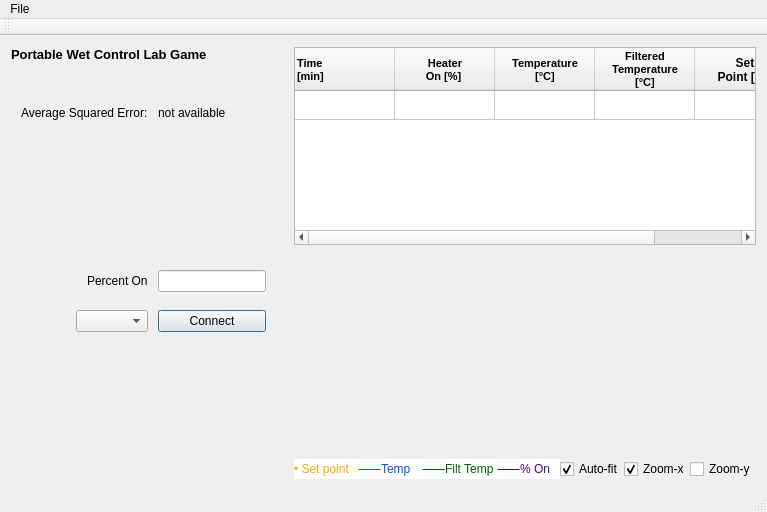
Above: mainwindow.ui from AnthonyA28/Qt-PWCL-game before the change. Below: the same form after it.
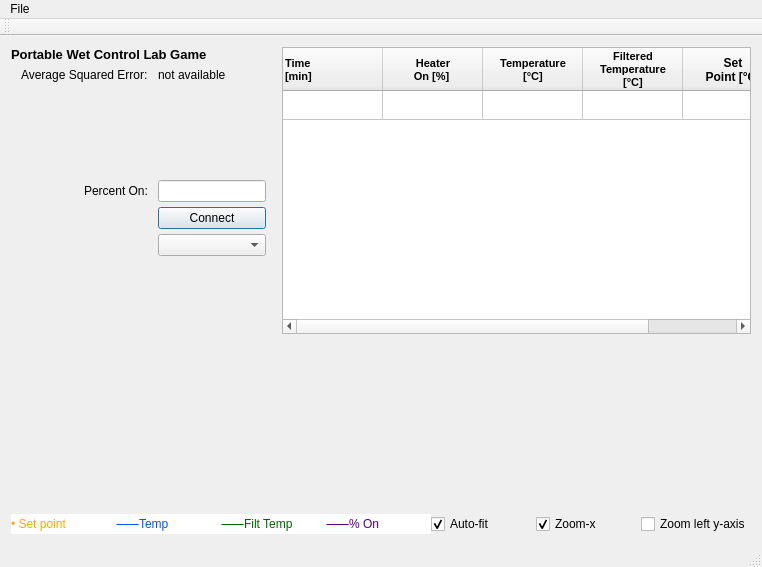
That is the form after the change. Icons and pictures are not drawn. Custom widgets are drawn as their Qt base class.

Commit message: * Added the confirm on close * Added show the arduino in the COM listing * Disable the combobox after a connection * Left align * Change the zoom-y to zoom -left y

```diff
--- a/mainwindow.ui
+++ b/mainwindow.ui
@@ -6,8 +6,8 @@
    <rect>
     <x>0</x>
     <y>0</y>
-    <width>767</width>
-    <height>512</height>
+    <width>762</width>
+    <height>567</height>
    </rect>
   </property>
   <property name="minimumSize">
@@ -24,12 +24,18 @@
     <normaloff>gator_icon.ico</normaloff>gator_icon.ico</iconset>
   </property>
   <widget class="QWidget" name="centralWidget">
-   <layout class="QHBoxLayout" name="horizontalLayout" stretch="0,1">
+   <layout class="QHBoxLayout" name="horizontalLayout" stretch="0">
     <property name="spacing">
      <number>18</number>
     </property>
     <item>
-     <layout class="QVBoxLayout" name="verticalLayout" stretch="0,0,1">
+     <layout class="QVBoxLayout" name="verticalLayout_3">
+      <item>
+       <layout class="QVBoxLayout" name="verticalLayout_2">
+        <item>
+         <layout class="QHBoxLayout" name="horizontalLayout_4">
+          <item>
+           <layout class="QVBoxLayout" name="verticalLayout" stretch="0,0,0,0">
       <item>
        <widget class="QLabel" name="label_5">
         <property name="text">
@@ -55,7 +61,7 @@
          <number>10</number>
         </property>
         <property name="verticalSpacing">
-         <number>18</number>
+               <number>5</number>
         </property>
         <property name="leftMargin">
          <number>10</number>
@@ -66,27 +72,14 @@
         <property name="bottomMargin">
          <number>15</number>
         </property>
-        <item row="0" column="0" colspan="2">
-         <spacer name="horizontalSpacer_2">
-          <property name="orientation">
-           <enum>Qt::Horizontal</enum>
-          </property>
-          <property name="sizeHint" stdset="0">
-           <size>
-            <width>40</width>
-            <height>20</height>
-           </size>
-          </property>
-         </spacer>
-        </item>
-        <item row="1" column="0">
+              <item row="0" column="0">
          <widget class="QLabel" name="label_4">
           <property name="text">
            <string>&lt;html&gt;&lt;head/&gt;&lt;body&gt;&lt;p&gt;&lt;span style=&quot; font-size:9pt;&quot;&gt;Average Squared Error:&lt;/span&gt;&lt;/p&gt;&lt;/body&gt;&lt;/html&gt;</string>
           </property>
          </widget>
         </item>
-        <item row="1" column="1">
+              <item row="0" column="1">
          <widget class="QLabel" name="avgerrLabel">
           <property name="font">
            <font>
@@ -98,7 +91,7 @@
           </property>
          </widget>
         </item>
-        <item row="2" column="0" colspan="2">
+              <item row="1" column="0" colspan="2">
          <widget class="QLabel" name="scoreLabel">
           <property name="font">
            <font>
@@ -110,7 +103,7 @@
           </property>
          </widget>
         </item>
-        <item row="3" column="0" colspan="2">
+              <item row="2" column="0" colspan="2">
          <widget class="QLabel" name="scoreRankLabel">
           <property name="font">
            <font>
@@ -124,7 +117,7 @@
           </property>
          </widget>
         </item>
-        <item row="4" column="0" colspan="2">
+              <item row="3" column="0" colspan="2">
          <spacer name="horizontalSpacer">
           <property name="orientation">
            <enum>Qt::Horizontal</enum>
@@ -137,7 +130,7 @@
           </property>
          </spacer>
         </item>
-        <item row="5" column="0">
+              <item row="4" column="0">
          <widget class="QLabel" name="label">
           <property name="font">
            <font>
@@ -145,24 +138,14 @@
            </font>
           </property>
           <property name="text">
-           <string>Percent On</string>
+                 <string>Percent On:</string>
           </property>
          </widget>
         </item>
-        <item row="5" column="1">
+              <item row="4" column="1">
          <widget class="QLineEdit" name="percentOnInput"/>
         </item>
-        <item row="6" column="0">
-         <widget class="QComboBox" name="portComboBox">
-          <property name="sizePolicy">
-           <sizepolicy hsizetype="Preferred" vsizetype="Preferred">
-            <horstretch>0</horstretch>
-            <verstretch>0</verstretch>
-           </sizepolicy>
-          </property>
-         </widget>
-        </item>
-        <item row="6" column="1">
+              <item row="5" column="1">
          <widget class="QPushButton" name="setButton">
           <property name="sizePolicy">
            <sizepolicy hsizetype="Preferred" vsizetype="Preferred">
@@ -189,8 +172,67 @@
           </property>
          </widget>
         </item>
-       </layout>
-      </item>
+              <item row="6" column="1">
+               <widget class="QComboBox" name="portComboBox">
+                <property name="sizePolicy">
+                 <sizepolicy hsizetype="Preferred" vsizetype="Preferred">
+                  <horstretch>0</horstretch>
+                  <verstretch>0</verstretch>
+                 </sizepolicy>
+                </property>
+               </widget>
+              </item>
+             </layout>
+            </item>
+            <item>
+             <widget class="QLabel" name="emergencyMessageLabel">
+              <property name="palette">
+               <palette>
+                <active>
+                 <colorrole role="WindowText">
+                  <brush brushstyle="SolidPattern">
+                   <color alpha="255">
+                    <red>255</red>
+                    <green>0</green>
+                    <blue>0</blue>
+                   </color>
+                  </brush>
+                 </colorrole>
+                </active>
+                <inactive>
+                 <colorrole role="WindowText">
+                  <brush brushstyle="SolidPattern">
+                   <color alpha="255">
+                    <red>255</red>
+                    <green>0</green>
+                    <blue>0</blue>
+                   </color>
+                  </brush>
+                 </colorrole>
+                </inactive>
+                <disabled>
+                 <colorrole role="WindowText">
+                  <brush brushstyle="SolidPattern">
+                   <color alpha="255">
+                    <red>120</red>
+                    <green>120</green>
+                    <blue>120</blue>
+                   </color>
+                  </brush>
+                 </colorrole>
+                </disabled>
+               </palette>
+              </property>
+              <property name="font">
+               <font>
+                <pointsize>11</pointsize>
+               </font>
+              </property>
+              <property name="text">
+               <string/>
+              </property>
+             </widget>
+            </item>
       <item>
        <spacer name="verticalSpacer">
         <property name="orientation">
@@ -207,11 +249,6 @@
      </layout>
     </item>
     <item>
-     <layout class="QVBoxLayout" name="verticalLayout_3" stretch="1,0,1,0">
-      <property name="spacing">
-       <number>0</number>
-      </property>
-      <item>
        <widget class="QTableWidget" name="outputTable">
         <property name="enabled">
          <bool>true</bool>
@@ -448,54 +485,7 @@
         </item>
        </widget>
       </item>
-      <item>
-       <widget class="QLabel" name="emergencyMessageLabel">
-        <property name="palette">
-         <palette>
-          <active>
-           <colorrole role="WindowText">
-            <brush brushstyle="SolidPattern">
-             <color alpha="255">
-              <red>255</red>
-              <green>0</green>
-              <blue>0</blue>
-             </color>
-            </brush>
-           </colorrole>
-          </active>
-          <inactive>
-           <colorrole role="WindowText">
-            <brush brushstyle="SolidPattern">
-             <color alpha="255">
-              <red>255</red>
-              <green>0</green>
-              <blue>0</blue>
-             </color>
-            </brush>
-           </colorrole>
-          </inactive>
-          <disabled>
-           <colorrole role="WindowText">
-            <brush brushstyle="SolidPattern">
-             <color alpha="255">
-              <red>120</red>
-              <green>120</green>
-              <blue>120</blue>
-             </color>
-            </brush>
-           </colorrole>
-          </disabled>
-         </palette>
-        </property>
-        <property name="font">
-         <font>
-          <pointsize>11</pointsize>
-         </font>
-        </property>
-        <property name="text">
-         <string/>
-        </property>
-       </widget>
+         </layout>
       </item>
       <item>
        <widget class="QCustomPlot" name="plot" native="true">
@@ -581,9 +571,11 @@
         <item>
          <widget class="QCheckBox" name="zoomy_checkBox">
           <property name="text">
-           <string>Zoom-y</string>
-          </property>
-         </widget>
+             <string>Zoom left y-axis</string>
+            </property>
+           </widget>
+          </item>
+         </layout>
         </item>
        </layout>
       </item>
@@ -596,8 +588,8 @@
     <rect>
      <x>0</x>
      <y>0</y>
-     <width>767</width>
-     <height>21</height>
+     <width>762</width>
+     <height>22</height>
     </rect>
    </property>
    <widget class="QMenu" name="menuFile">
```
Lines whose indentation alone changed are shown as unchanged. The commit also changes 2 other files.
